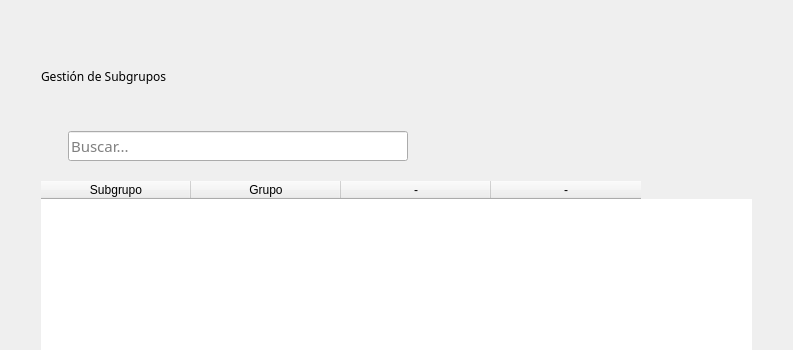
MaxAPBusiness/Blustock, file blustock/ui/screens_uis/subgrupos.ui: the form before one commit; both pictures show x 0 to 793 and y 0 to 350 of the 793 by 569 pixel window.
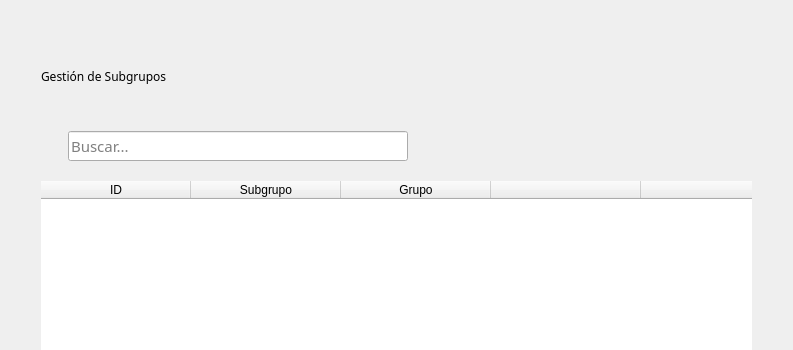
The form after the commit. Icons and pictures are not drawn.

The edit to the form file:
```diff
--- a/blustock/ui/screens_uis/subgrupos.ui
+++ b/blustock/ui/screens_uis/subgrupos.ui
@@ -164,6 +164,11 @@
        <attribute name="verticalHeaderVisible">
         <bool>false</bool>
        </attribute>
+       <column>
+        <property name="text">
+         <string>ID</string>
+        </property>
+       </column>
        <column>
         <property name="text">
          <string>Subgrupo</string>
@@ -176,12 +181,12 @@
        </column>
        <column>
         <property name="text">
-         <string>-</string>
+         <string/>
         </property>
        </column>
        <column>
         <property name="text">
-         <string>-</string>
+         <string/>
         </property>
        </column>
       </widget>
```
